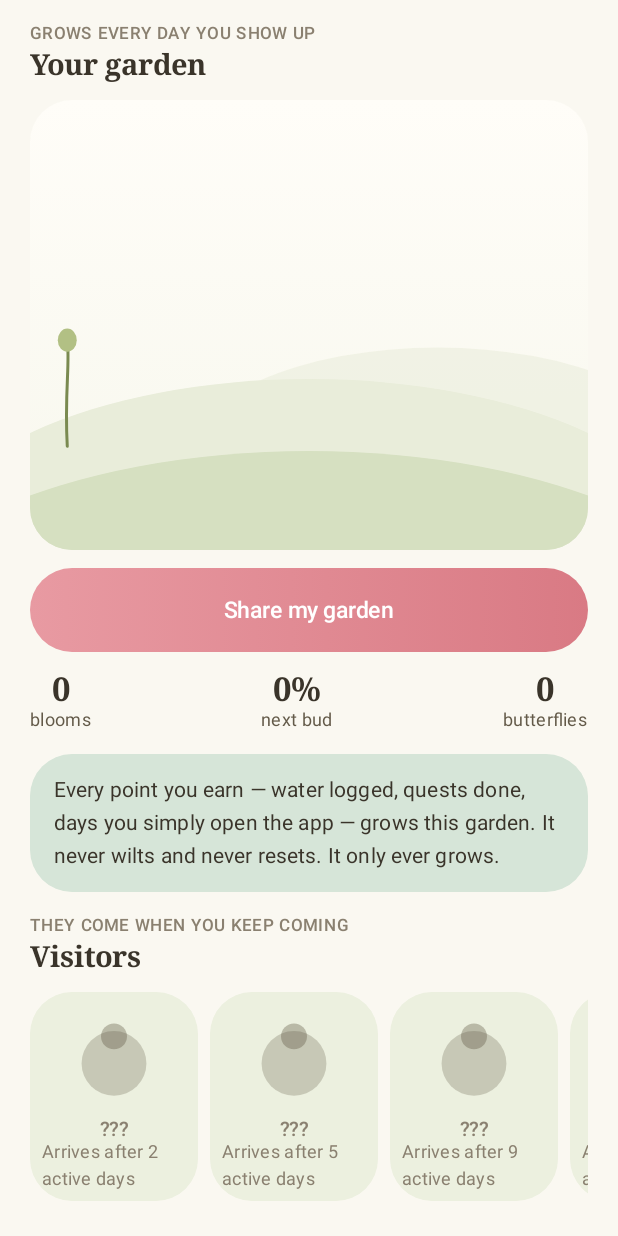
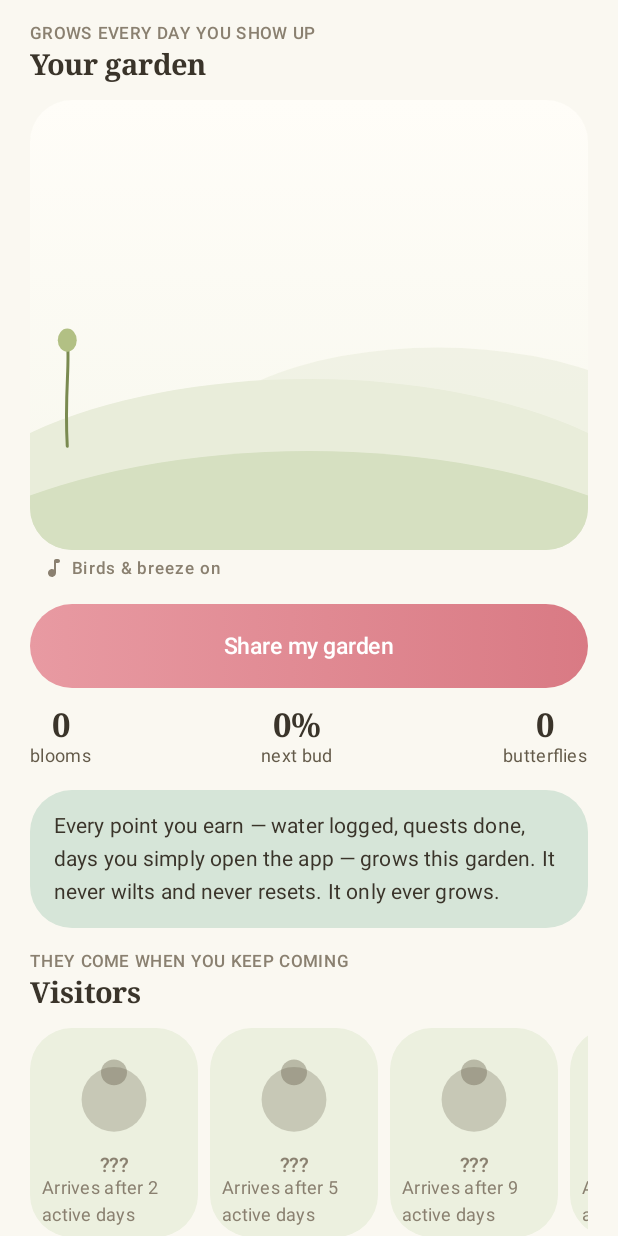
Before and after one commit to punkesh93/Prega_AI, an Android app built with Jetpack Compose: the composable GardenScreen called with empty values, on a phone screen of 412 x 824 dp. Run offline under Robolectric (Android 15) with nearby library versions, the light colour scheme and no system bars; our stand-ins replace Room's generated code; 3 statements that could not run were skipped.

Commit message:
Today never blank + Steps sensor flush + garden wind & birdsong
1. Today/insight blank (bug report): refreshDailyInsight() had no offline
   fallback — any AI failure (credit, rate limit, degenerate output, no
   internet) left _dailyInsight null and the card on a skeleton forever,
   reading as 'AI is not working'. Now falls back to a curated per-
   trimester insight pool (4 per trimester, stable per-day pick, same
   mechanism as affirmations). Also dropped temperature 1.0 -> 0.7 on the
   insight AND affirmation paths: 1.0 is the most loop-prone setting and
   both production garbage incidents came from exactly these calls.

2. Steps showing nothing (bug report): TYPE_STEP_COUNTER batches in the
   hardware FIFO on many devices and may emit nothing for minutes after
   registration — a permanently-zero tile that looks dead. Fix:
   SensorManager.flush() right after registering forces immediate
   delivery of pending counts. Plus honest zero-state copy ('counts as
   you walk, phone with you') so a genuine 0 explains itself.
   (ACTIVITY_RECOGNITION was already declared + requested; not the bug.)

3. Garden sounds (user request): synthesized ambience, not recordings —
   wind is low-passed brown noise with slow swells (seamless 19s loop,
   crossfaded), birds are sparse 2-3kHz tone-glide chirps with true
   quiet between phrases (16s loop). Waveform+spectrogram visually
   verified; ~70KB total as ogg in res/raw. New GardenAmbience():
   plays only while the garden is on screen, low volumes (0.35/0.5),
   toggle chip ('Birds & breeze') persists her choice, default on,
   every player error swallowed. Composition-scoped players mean
   leaving the tab always stops the sound.

```diff
--- a/app/src/main/java/com/example/ui/components/StepsTile.kt
+++ b/app/src/main/java/com/example/ui/components/StepsTile.kt
@@ -97,6 +97,11 @@ fun StepsTile(
             sensorMissing = counter == null && detector == null
             if (counter != null) {
                 sm.registerListener(listener, counter, SensorManager.SENSOR_DELAY_UI, 0)
+                // The counter batches hard on many devices and may not emit
+                // ANYTHING until the hardware FIFO fills — which looks like a
+                // dead tile ("Steps shows nothing", real bug report). flush()
+                // forces immediate delivery of whatever is pending.
+                sm.flush(listener)
             }
             if (detector != null) {
                 sm.registerListener(listener, detector, SensorManager.SENSOR_DELAY_UI, 0)
@@ -154,6 +159,7 @@ fun StepsTile(
                 Spacer(Modifier.height(Space.xxs))
                 Text(
                     if (stepsToday >= STEP_GOAL) "Gentle goal reached 🌸"
+                    else if (stepsToday == 0) "counts as you walk, phone with you"
                     else "gentle goal $STEP_GOAL",
                     style = MaterialTheme.typography.bodySmall,
                     color = PregaTheme.colors.inkMuted,
--- /dev/null
+++ b/app/src/main/java/com/example/ui/garden/GardenAmbience.kt
@@ -0,0 +1,122 @@
+package com.example.ui.garden
+
+import android.content.Context
+import android.media.MediaPlayer
+import androidx.compose.foundation.clickable
+import androidx.compose.foundation.layout.Row
+import androidx.compose.foundation.layout.Spacer
+import androidx.compose.foundation.layout.padding
+import androidx.compose.foundation.layout.size
+import androidx.compose.foundation.layout.width
+import androidx.compose.foundation.shape.RoundedCornerShape
+import androidx.compose.material.icons.Icons
+import androidx.compose.material.icons.rounded.MusicNote
+import androidx.compose.material.icons.rounded.MusicOff
+import androidx.compose.material3.Icon
+import androidx.compose.material3.MaterialTheme
+import androidx.compose.material3.Text
+import androidx.compose.runtime.Composable
+import androidx.compose.runtime.DisposableEffect
+import androidx.compose.runtime.getValue
+import androidx.compose.runtime.mutableStateOf
+import androidx.compose.runtime.remember
+import androidx.compose.runtime.setValue
+import androidx.compose.ui.Alignment
+import androidx.compose.ui.Modifier
+import androidx.compose.ui.draw.clip
+import androidx.compose.ui.platform.LocalContext
+import androidx.compose.ui.unit.dp
+import androidx.core.content.edit
+import com.example.R
+import com.example.ui.theme.PregaTheme
+import com.example.ui.theme.Space
+
+/**
+ * Garden ambience — soft wind and occasional birdsong while she's IN the
+ * garden, silent everywhere else.
+ *
+ * The audio is synthesized, not recorded: wind is low-passed brown noise
+ * with two slow swell cycles (seamless 19s loop via crossfade), birds are
+ * sparse tone-glide chirps in the natural 2–3kHz songbird range with real
+ * quiet between phrases (16s loop). Synthesis keeps the files tiny (~70KB
+ * total), royalty-free, and exactly as calm as intended — nothing startles.
+ * Waveform + spectrogram were visually verified before shipping.
+ *
+ * Behavior rules:
+ *  - Plays only while the garden is on screen; leaving the tab stops it
+ *    (players live in a DisposableEffect keyed to the composition).
+ *  - Volumes stay low (wind 0.35, birds 0.5 of an already-quiet master) —
+ *    ambience, not soundtrack.
+ *  - The toggle chip persists her choice in prefs; default is ON the first
+ *    visit because the feature is invisible otherwise, but one tap mutes
+ *    it forever.
+ *  - Every player error is swallowed: sound is a garnish, never a crash.
+ */
+private const val PREFS = "prega_garden"
+private const val KEY_SOUND = "sound_on"
+
+@Composable
+fun GardenAmbience() {
+    val context = LocalContext.current
+    var soundOn by remember {
+        mutableStateOf(
+            context.getSharedPreferences(PREFS, Context.MODE_PRIVATE)
+                .getBoolean(KEY_SOUND, true)
+        )
+    }
+
+    if (soundOn) {
+        DisposableEffect(Unit) {
+            val players = mutableListOf<MediaPlayer>()
+            try {
+                MediaPlayer.create(context, R.raw.garden_wind)?.let {
+                    it.isLooping = true
+                    it.setVolume(0.35f, 0.35f)
+                    it.start()
+                    players += it
+                }
+                MediaPlayer.create(context, R.raw.garden_birds)?.let {
+                    it.isLooping = true
+                    it.setVolume(0.5f, 0.5f)
+                    it.start()
+                    players += it
+                }
+            } catch (_: Exception) {
+                // Ambience must never take the garden down with it.
+            }
+            onDispose {
+                players.forEach { p ->
+                    try {
+                        p.stop(); p.release()
+                    } catch (_: Exception) {
+                    }
+                }
+            }
+        }
+    }
+
+    Row(
+        Modifier
+            .clip(RoundedCornerShape(50))
+            .clickable {
+                soundOn = !soundOn
+                context.getSharedPreferences(PREFS, Context.MODE_PRIVATE)
+                    .edit { putBoolean(KEY_SOUND, soundOn) }
+            }
+            .padding(horizontal = Space.sm, vertical = 4.dp),
+        verticalAlignment = Alignment.CenterVertically,
+    ) {
+        Icon(
+            imageVector = if (soundOn) Icons.Rounded.MusicNote else Icons.Rounded.MusicOff,
+            contentDescription = if (soundOn) "Turn garden sounds off" else "Turn garden sounds on",
+            tint = PregaTheme.colors.inkFaint,
+            modifier = Modifier.size(16.dp),
+        )
+        Spacer(Modifier.width(4.dp))
+        Text(
+            if (soundOn) "Birds & breeze on" else "Birds & breeze off",
+            style = MaterialTheme.typography.labelSmall,
+            color = PregaTheme.colors.inkFaint,
+        )
+    }
+}
--- a/app/src/main/java/com/example/ui/garden/GardenScreen.kt
+++ b/app/src/main/java/com/example/ui/garden/GardenScreen.kt
@@ -115,6 +115,9 @@ fun GardenScreen(
                     .height(300.dp),
             )
         }
+
+        // Wind + birdsong while she's here; chip toggles and remembers.
+        GardenAmbience()
 
         Spacer(Modifier.height(Space.md))
 
```
Also changed, not shown: app/src/main/java/com/example/viewmodel/PregnancyViewModel.kt (+41 -3 lines), 2 other files.
